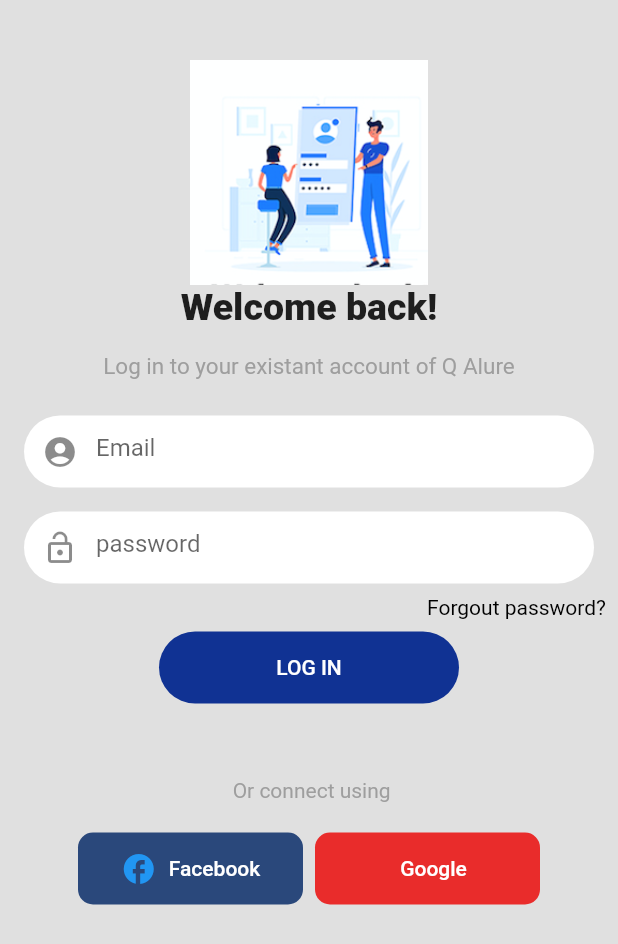
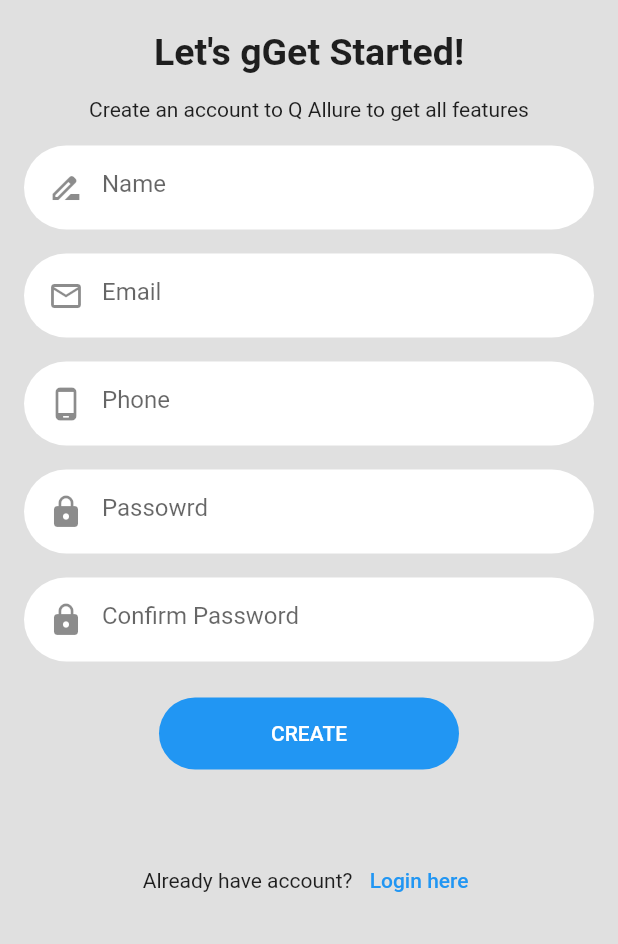
Before and after one commit to Komilisakov/advanced, a Flutter app: the screen it shows after launch, on a phone screen of 412 x 824 dp. Shown: the top 944 px of the screen. Run offline on Flutter 3.47's test engine with Material 2 defaults, Android fonts, the phone set to English and light mode, and no system bars; our stand-ins replace awesome_dialog, easy_localization, hive, hive_flutter, package_info_plus; accounts and stored records are empty.

```diff
--- a/lib/main.dart
+++ b/lib/main.dart
@@ -1,6 +1,7 @@
 import 'package:advanced/pages/awesome_dialog.dart';
 import 'package:advanced/pages/localization.dart';
 import 'package:advanced/pages/login_page.dart';
+import 'package:advanced/pages/sign_up.dart';
 import 'package:flutter/material.dart';
 import 'package:flutter/services.dart';
 import 'dart:io' show Platform;
@@ -27,21 +28,6 @@ void main() async {
     ],
     path: 'assets/translations',
     fallbackLocale: Locale('uz', 'UZ'),
-    // startLocale: Locale('de', 'DE'),
-    // saveLocale: false,
-    // useOnlyLangCode: true,
-
-    // optional assetLoader default used is RootBundleAssetLoader which uses flutter's assetloader
-    // install easy_localization_loader for enable custom loaders
-    // assetLoader: RootBundleAssetLoader()
-    // assetLoader: HttpAssetLoader()
-    // assetLoader: FileAssetLoader()
-    // assetLoader: CsvAssetLoader()
-    // assetLoader: YamlAssetLoader() //multiple files
-    // assetLoader: YamlSingleAssetLoader() //single file
-    // assetLoader: XmlAssetLoader() //multiple files
-    // assetLoader: XmlSingleAssetLoader() //single file
-    // assetLoader: CodegenLoader()
   ));
 }
 
@@ -58,7 +44,7 @@ class MyApp extends StatelessWidget {
 
         primarySwatch: Colors.blue,
       ),
-      home: const LoginPage(),
+      home:  SignUpPage(),
       localizationsDelegates: context.localizationDelegates,
       supportedLocales: context.supportedLocales,
       locale: context.locale,
@@ -102,8 +88,6 @@ class _MyHomePageState extends State<MyHomePage> {
   Widget build(BuildContext context) {
     return Scaffold(
       appBar: AppBar(
-        // Here we take the value from the MyHomePage object that was created by
-        // the App.build method, and use it to set our appbar title.
         title: Text(widget.title),
       ),
       body: HomePage(),
--- /dev/null
+++ b/lib/pages/sign_up.dart
@@ -0,0 +1,124 @@
+import 'package:flutter/cupertino.dart';
+import 'package:flutter/material.dart';
+
+class SignUpPage extends StatefulWidget {
+  @override
+  _SignUpPageState createState() => _SignUpPageState();
+}
+
+class _SignUpPageState extends State<SignUpPage> {
+  late TextEditingController name;
+  late TextEditingController email;
+  late TextEditingController phone;
+  late TextEditingController password;
+  late TextEditingController confirm;
+
+  @override
+  void initState() {
+    // TODO: implement initState
+    super.initState();
+    name = TextEditingController();
+    email = TextEditingController();
+    phone = TextEditingController();
+    password = TextEditingController();
+    confirm = TextEditingController();
+  }
+
+  @override
+  Widget build(BuildContext context) {
+    return SafeArea(
+      child: Scaffold(
+          body: Container(
+              color: Colors.grey[300],
+              child: ListView(
+                children: [
+                  Column(
+                    children: [
+                      SizedBox(
+                        height: 20,
+                      ),
+                      Text(
+                        "Let's gGet Started!",
+                        style: TextStyle(
+                            fontSize: 25, fontWeight: FontWeight.bold),
+                      ),
+                      SizedBox(
+                        height: 16,
+                      ),
+                      Text("Create an account to Q Allure to get all features"),
+                      editBox(name, Icons.drive_file_rename_outline, "Name",
+                          "name"),
+                      editBox(email, Icons.email_outlined, "Email", "email"),
+                      editBox(phone, Icons.phone_android_rounded, "Phone",
+                          "number"),
+                      editBox(password, Icons.lock, "Passowrd", "password"),
+                      editBox(
+                          confirm, Icons.lock, "Confirm Password", "password"),
+                      SizedBox(
+                        height: 24,
+                      ),
+                      Container(
+                        width: 200,
+                        decoration: BoxDecoration(
+                          borderRadius: BorderRadius.circular(50),
+                          color: Colors.blue,
+                        ),
+                        child: TextButton(
+                          onPressed: () {},
+                          child: Text(
+                            "CREATE",
+                            style: TextStyle(color: Colors.white),
+                          ),
+                        ),
+                      ),
+                      SizedBox(height: 50,),
+                      Row(
+                        mainAxisAlignment: MainAxisAlignment.center,
+                        children: [
+
+                          Text(" Already have account? "),
+                          TextButton(
+                              onPressed: (){},
+                              child: Text("Login here")),
+                        ],
+                      )
+                    ],
+                  ),
+                ],
+              ))),
+    );
+  }
+
+  Widget editBox(TextEditingController controller, IconData icon,
+      String hinText, String type) {
+    return Container(
+      padding: EdgeInsets.all(4),
+      margin: EdgeInsets.only(left: 16, right: 16, top: 16),
+      width: double.infinity,
+      decoration: BoxDecoration(
+        color: Colors.white,
+        borderRadius: BorderRadius.circular(50),
+      ),
+      child: TextField(
+        keyboardType: type == "number"
+            ? TextInputType.number
+            : type == "email"
+                ? TextInputType.emailAddress
+                : type == "password"
+                    ? TextInputType.visiblePassword
+                    : TextInputType.text,
+        obscureText: type == "password" ? true : false,
+        controller: controller,
+        decoration: InputDecoration(
+            border: InputBorder.none,
+            prefixIcon: Icon(
+              icon,
+            ),
+            focusedBorder: OutlineInputBorder(
+                borderSide: BorderSide(color: Colors.blue, width: 1),
+                borderRadius: BorderRadius.circular(50)),
+            hintText: hinText),
+      ),
+    );
+  }
+}
```
